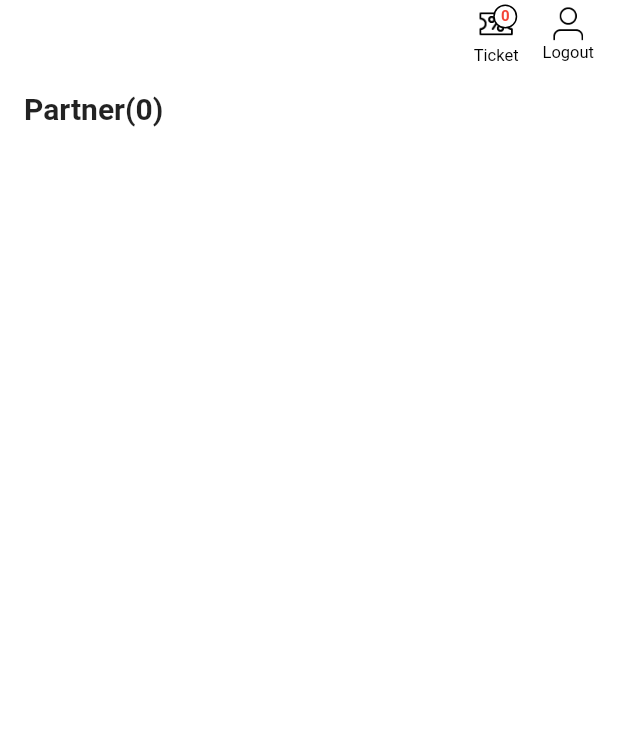
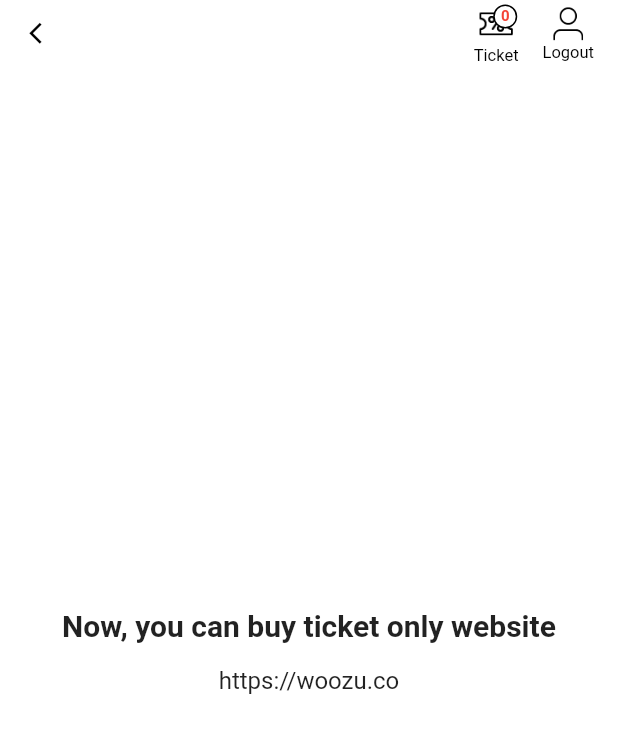
Before and after one commit to scramblerWoozu/woozu, a Flutter app: the PartnerPage screen opened directly, after a tap on "Ticket", on a phone screen of 412 x 824 dp. Shown: the top 733 px of the screen. Run offline on Flutter 3.47's test engine with Material 2 defaults, Android fonts, the phone set to English and light mode, and no system bars; our stand-ins replace accordion, cached_network_image, cloud_firestore, firebase_auth, firebase_core, flutter_native_splash and 2 more; missing offline and left inert: flutter_inappwebview; accounts and stored records are empty.

Commit message:
22.11.23 second release final

```diff
--- a/lib/components/appbar/coupon_icon.dart
+++ b/lib/components/appbar/coupon_icon.dart
@@ -3,6 +3,7 @@ import 'package:flutter/material.dart';
 import 'package:provider/provider.dart';
 import 'package:woozu/const/color_const.dart';
 import 'package:woozu/const/db_const.dart';
+import 'package:woozu/pages/coupon/coupon_page.dart';
 import 'package:woozu/provider/coupon_service.dart';
 import 'package:woozu/provider/user_service.dart';
 
@@ -49,7 +50,10 @@ class CouponIcon extends StatelessWidget {
           }
 
           return GestureDetector(
-            onTap: () {},
+            onTap: () {
+              Navigator.push(context,
+                  MaterialPageRoute(builder: (context) => CouponPage()));
+            },
             child: Stack(
               children: [
                 // 잔여 쿠폰 수
--- a/lib/pages/coupon/coupon_page.dart
+++ b/lib/pages/coupon/coupon_page.dart
@@ -1,21 +1,30 @@
 import 'package:flutter/material.dart';
-import 'package:flutter/src/widgets/container.dart';
-import 'package:flutter/src/widgets/framework.dart';
+import 'package:woozu/components/appbar/main_appbar.dart';
 import 'package:woozu/const/color_const.dart';
 
-class MyWidget extends StatelessWidget {
-  const MyWidget({super.key});
+class CouponPage extends StatelessWidget {
+  const CouponPage({super.key});
 
   @override
   Widget build(BuildContext context) {
     return Scaffold(
-      backgroundColor: primary,
-      body: Column(
-        mainAxisAlignment: MainAxisAlignment.center,
-        children: [
-          Text('Now, you can buy ticket only website'),
-          Text('https://woozu.co'),
-        ],
+      appBar: MainAppBar(appBar: AppBar(), isLeading: true),
+      backgroundColor: white,
+      body: Center(
+        child: Column(
+          mainAxisAlignment: MainAxisAlignment.center,
+          children: [
+            Text(
+              'Now, you can buy ticket only website',
+              style: TextStyle(
+                fontWeight: FontWeight.bold,
+                fontSize: 20,
+              ),
+            ),
+            SizedBox(height: 16),
+            Text('https://woozu.co', style: TextStyle(fontSize: 16)),
+          ],
+        ),
       ),
     );
   }
```
